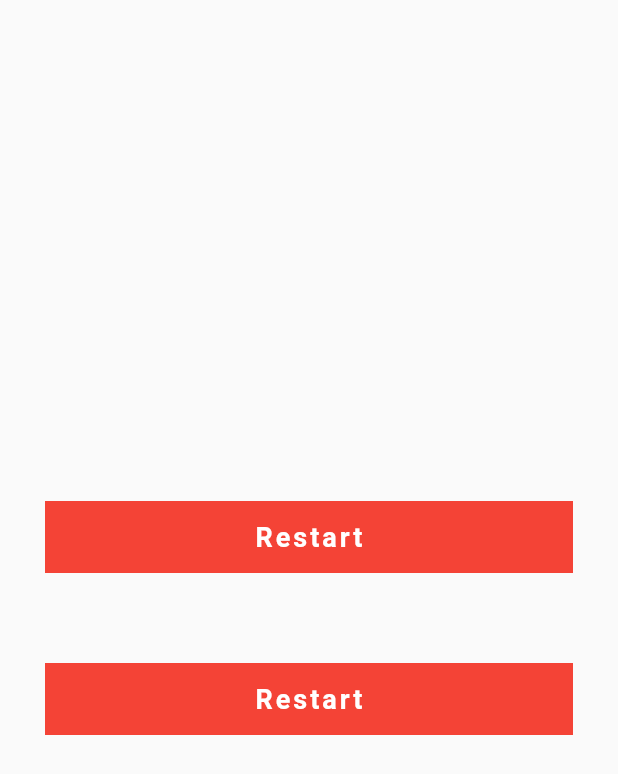
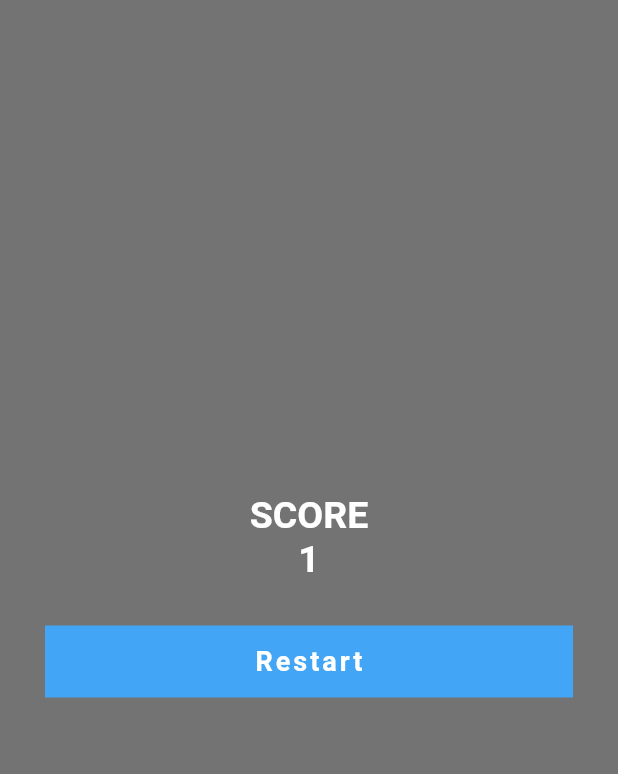
Before and after one commit to HarshGupta0/Quiz_app, a Flutter app: the Score screen opened by its route, on a phone screen of 412 x 824 dp. Shown: the top 774 px of the screen. Run offline on Flutter 3.47's test engine with Material 2 defaults, Android fonts, the phone set to English and light mode, and no system bars.

Commit message:
basic project completed

```diff
--- a/lib/main.dart
+++ b/lib/main.dart
@@ -1,12 +1,10 @@
 import 'package:flutter/material.dart';
 import 'package:quiz_dey/quizbrain.dart';
-import 'package:quiz_dey/score_restart.dart';
-
 Quizbrain quizBrain = Quizbrain();
+int count=1;
 void main(){
   runApp(MyApp());
 }
-
 class MyApp extends StatefulWidget {
   const MyApp({Key? key}) : super(key: key);
 
@@ -20,7 +18,8 @@ class _MyAppState extends State<MyApp> {
   Widget build(BuildContext context) {
     return MaterialApp(
       routes: {
-        '/score_restart':(context)=>Score()
+        '/quiz':(context)=>Quiz(),
+        '/score_restart':(context)=>Score(),
       },
       debugShowCheckedModeBanner: false,
      home: SafeArea(
@@ -29,18 +28,19 @@ class _MyAppState extends State<MyApp> {
     );
   }
 }
+
 class Quiz extends StatefulWidget {
   const Quiz({Key? key}) : super(key: key);
 
   @override
   State<Quiz> createState() => _QuizState();
 }
-
 class _QuizState extends State<Quiz> {
   List<Icon> scorekeeper=[];
   void pushing(){
     Future.delayed(Duration(milliseconds: 70),(){Navigator.pushNamed(context, '/score_restart');});
   }
+
 
   // List<String> question=[
   //   'You can lead cow down stairs but not up stairs .',
@@ -95,6 +95,7 @@ class _QuizState extends State<Quiz> {
                             scorekeeper.add(
                               Icon(Icons.check,color: Colors.green,size: 30,),
                             );
+                            count++;
                           }
                           else{
                             scorekeeper.add(
@@ -128,6 +129,7 @@ class _QuizState extends State<Quiz> {
                             scorekeeper.add(
                               Icon(Icons.check,color: Colors.green,size: 30,),
                             );
+                            count++;
                           }
                           else{
                             scorekeeper.add(
@@ -167,3 +169,42 @@ class _QuizState extends State<Quiz> {
     );
   }
 }
+
+class Score extends StatefulWidget {
+  const Score({Key? key}) : super(key: key);
+
+  @override
+  State<Score> createState() => _ScoreState();
+}
+
+class _ScoreState extends State<Score> {
+  @override
+  Widget build(BuildContext context) {
+    return Scaffold(
+      body: Container(
+        color: Colors.black54,
+        child: Column(
+          mainAxisAlignment: MainAxisAlignment.center,
+          crossAxisAlignment: CrossAxisAlignment.stretch,
+          children: [
+            Center(child: Text('SCORE',style: TextStyle(fontSize: 25,fontWeight:FontWeight.bold,color: Colors.white),)),
+            Center(child: Text('$count',style: TextStyle(fontSize: 25,fontWeight:FontWeight.bold,color: Colors.white),)),
+            Container(
+              margin: EdgeInsets.all(30),
+              color: Colors.blue.shade400,
+              child: TextButton(
+                onPressed: (){
+                  setState(() {
+                    Navigator.pushNamed(context,'/quiz');
+                    count=1;
+                  });
+                },
+                child: Text('Restart',style: TextStyle(color: Colors.white,fontWeight: FontWeight.bold,fontSize: 18,letterSpacing:2),),
+              ),
+            ),
+          ],
+        ),
+      ),
+    );
+  }
+}
--- a/lib/score_restart.dart
+++ b/lib/score_restart.dart
@@ -1,43 +1,39 @@
-import 'package:flutter/material.dart';
-class Score extends StatefulWidget {
-  const Score({Key? key}) : super(key: key);
-
-  @override
-  State<Score> createState() => _ScoreState();
-}
-
-class _ScoreState extends State<Score> {
-  @override
-  Widget build(BuildContext context) {
-    return Scaffold(
-      body: Container(
-        child: Column(
-          mainAxisAlignment: MainAxisAlignment.center,
-          crossAxisAlignment: CrossAxisAlignment.stretch,
-          children: [
-            Container(
-              color: Colors.red,
-              margin: EdgeInsets.all(30),
-              child: TextButton(
-                onPressed: (){
-
-                },
-                child: Text('Restart',style: TextStyle(color: Colors.white,fontWeight: FontWeight.bold,fontSize: 18,letterSpacing:2),),
-              ),
-            ),
-            Container(
-              margin: EdgeInsets.all(30),
-              color: Colors.red,
-              child: TextButton(
-                onPressed: (){
-
-                },
-                child: Text('Restart',style: TextStyle(color: Colors.white,fontWeight: FontWeight.bold,fontSize: 18,letterSpacing:2),),
-              ),
-            ),
-          ],
-        ),
-      ),
-    );
-  }
-}
+// import 'package:flutter/material.dart';
+// import 'package:quiz_dey/main.dart';
+//
+// class Score extends StatefulWidget {
+//   const Score({Key? key}) : super(key: key);
+//
+//   @override
+//   State<Score> createState() => _ScoreState();
+// }
+//
+// class _ScoreState extends State<Score> {
+//   @override
+//   Widget build(BuildContext context) {
+//     return Scaffold(
+//       body: Container(
+//         color: Colors.black54,
+//         child: Column(
+//           mainAxisAlignment: MainAxisAlignment.center,
+//           crossAxisAlignment: CrossAxisAlignment.stretch,
+//           children: [
+//              Text(''),
+//             Container(
+//               margin: EdgeInsets.all(30),
+//               color: Colors.blue.shade400,
+//               child: TextButton(
+//                 onPressed: (){
+//                 setState(() {
+//                   Navigator.pushNamed(context,'/quiz');
+//                 });
+//                 },
+//                 child: Text('Restart',style: TextStyle(color: Colors.white,fontWeight: FontWeight.bold,fontSize: 18,letterSpacing:2),),
+//               ),
+//             ),
+//           ],
+//         ),
+//       ),
+//     );
+//   }
+// }
```
